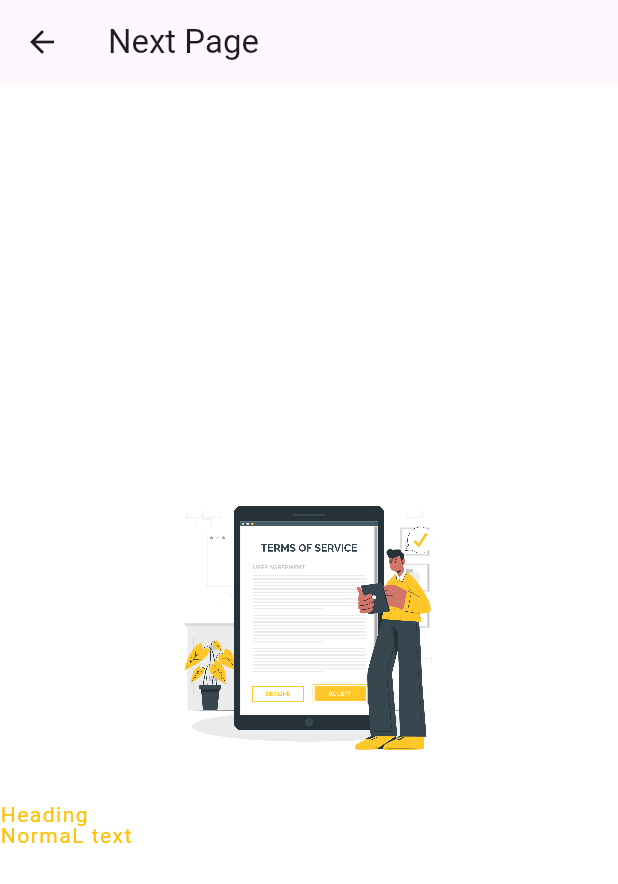
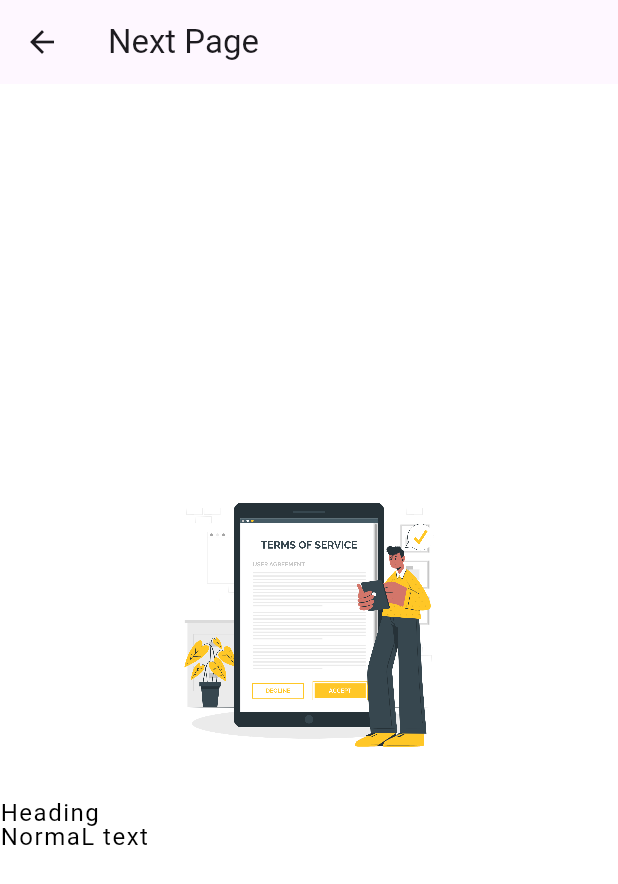
Before and after one commit to SSutharsangit/Accessibility, a Flutter app: the MyWidget screen opened directly, on a phone screen of 412 x 824 dp. Shown: the top 884 px of the screen. Run offline on Flutter 3.47's test engine with Material 3 defaults, Android fonts, the phone set to English and light mode, and no system bars.

Commit message:
commit 5

```diff
--- a/lib/accessible_heading_text.dart
+++ b/lib/accessible_heading_text.dart
@@ -5,10 +5,8 @@ import 'package:accessibility_features/accessibility_features.dart';
 class AccessibleHeadingText extends StatelessWidget {
   final String data;
   final TextStyle? style;
-  final double? fontSize;
-  final Color? textColor;
 
-  const AccessibleHeadingText(this.data, {super.key, this.style, this.fontSize, this.textColor});
+  const AccessibleHeadingText(this.data, {super.key, this.style,});
 
   @override
   Widget build(BuildContext context) {
@@ -21,8 +19,8 @@ class AccessibleHeadingText extends StatelessWidget {
         style: (style ?? const TextStyle()).copyWith(
           fontWeight: accessibilitySettings.impairedMode ? FontWeight.bold : FontWeight.normal,
           backgroundColor: accessibilitySettings.textBgColor,
-          fontSize: fontSize != null ? fontSize! * accessibilitySettings.textScaleFactor* (accessibilitySettings.impairedMode ? 1.2 : 1) : style?.fontSize,
-          color: textColor ?? accessibilitySettings.headingColor,
+          fontSize: accessibilitySettings.currentFontSize* accessibilitySettings.textScaleFactor* (accessibilitySettings.impairedMode ? 1.2 : 1) ,
+          color: accessibilitySettings.headingColor,
           height: accessibilitySettings.lineHeight,
           letterSpacing: accessibilitySettings.letterSpacing,
         ),
--- a/lib/accessible_text.dart
+++ b/lib/accessible_text.dart
@@ -5,10 +5,9 @@ import 'package:accessibility_features/accessibility_features.dart';
 class AccessibleText extends StatelessWidget {
   final String data;
   final TextStyle? style;
-  final double? fontSize;
-  final Color? textColor;
 
-  const AccessibleText(this.data, {super.key, this.style, this.fontSize, this.textColor});
+
+  const AccessibleText(this.data, {super.key, this.style});
 
   @override
   Widget build(BuildContext context) {
@@ -21,8 +20,8 @@ class AccessibleText extends StatelessWidget {
         style: (style ?? const TextStyle()).copyWith(
           fontWeight: accessibilitySettings.impairedMode ? FontWeight.bold : FontWeight.normal,
           backgroundColor: accessibilitySettings.textBgColor,
-          fontSize: fontSize != null ? fontSize! * accessibilitySettings.textScaleFactor : style?.fontSize,
-          color: textColor ?? accessibilitySettings.textColor,
+          fontSize: accessibilitySettings.currentFontSize* accessibilitySettings.textScaleFactor ,
+          color:  accessibilitySettings.textColor,
           height: accessibilitySettings.lineHeight,
           letterSpacing: accessibilitySettings.letterSpacing,
         ),
--- a/test_app/lib/new.dart
+++ b/test_app/lib/new.dart
@@ -4,7 +4,7 @@ import 'package:accessibility_features/accessiblity_image.dart';
 import 'package:flutter/material.dart';
 
 class MyWidget extends StatelessWidget {
-  const MyWidget({Key? key}) : super(key: key);
+  const MyWidget({super.key});
 
   @override
   Widget build(BuildContext context) {
@@ -28,12 +28,11 @@ class MyWidget extends StatelessWidget {
         ),
           SizedBox(height: 20),
        AccessibleHeadingText(
-            "Heading",
-            textColor: Colors.amber,
+            "Heading"
           ),
            AccessibleText(
-            "NormaL text",
-            textColor: Colors.amber,
+            "NormaL text"
+
           ),
         ],
       ),
```
